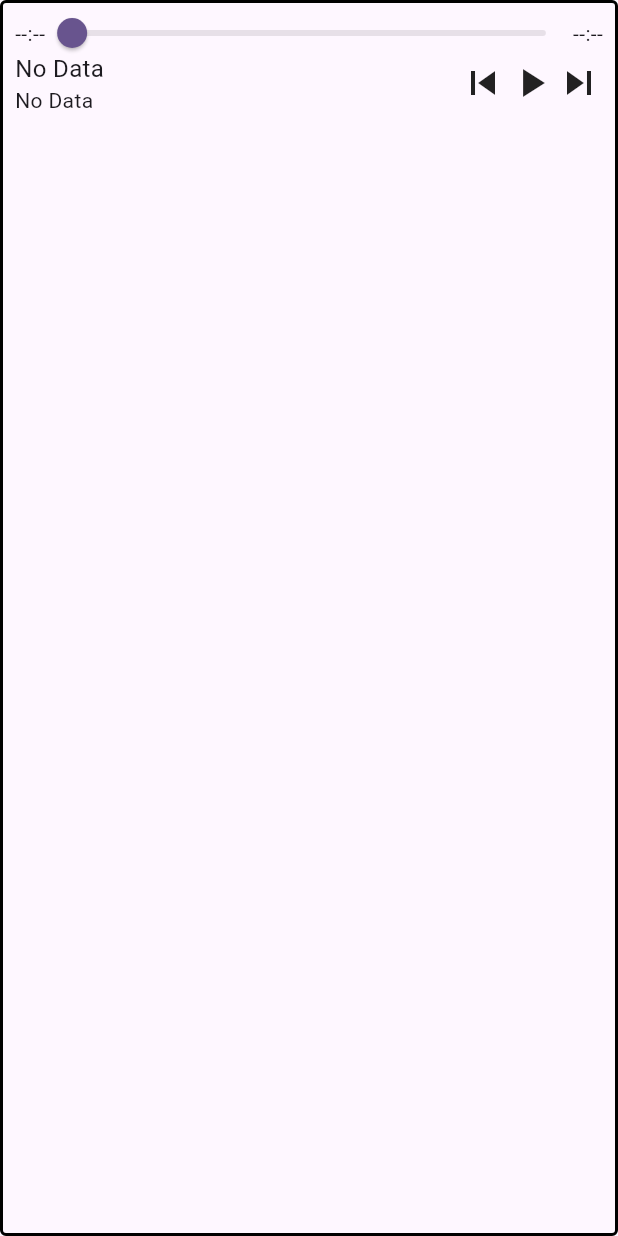
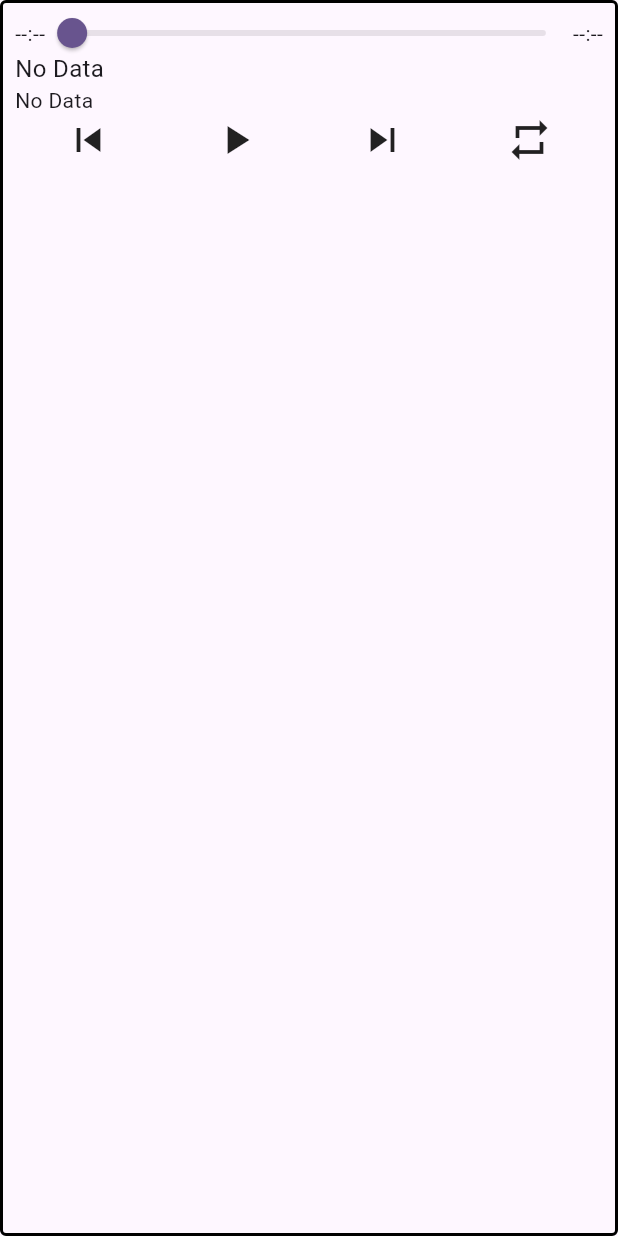
Before and after one commit to NDRAEY/OmniMusic, a Flutter app: the PlayerSummary widget shown alone on an empty page, opened directly with empty values, on a phone screen of 412 x 824 dp. Run offline on Flutter 3.47's test engine with Material 3 defaults, Android fonts, the phone set to English and light mode, and no system bars; our stand-ins replace audioplayers, permission_handler; missing offline and left inert: audio_metadata_reader, on_audio_query_forked, uri_to_file.

Commit message:
Finishing it

```diff
--- a/lib/playerState.dart
+++ b/lib/player_state.dart
@@ -1,10 +1,12 @@
 import 'package:audioplayers/audioplayers.dart';
-import 'package:omnimusic/trackInfo.dart';
+import 'package:omnimusic/repeat.dart';
+import 'package:omnimusic/track_info.dart';
 
 class OmniPlayerState {
   final AudioPlayer player;
+  RepeatMode repeat = RepeatMode.none;
 
-  TrackInfo? currentTrackInfo = null;
+  TrackInfo? currentTrackInfo;
 
   OmniPlayerState({
     required this.player
--- a/lib/playerSummary.dart
+++ b/lib/player_summary.dart
@@ -1,7 +1,7 @@
 import 'package:audioplayers/audioplayers.dart';
 import 'package:flutter/material.dart';
-import 'package:omnimusic/playerContext.dart';
-import 'package:omnimusic/playerState.dart';
+import 'package:omnimusic/player_context.dart';
+import 'package:omnimusic/repeat.dart';
 import 'package:omnimusic/tools.dart';
 
 class PlayerSummary extends StatefulWidget {
@@ -23,9 +23,11 @@ class _PlayerSummaryState extends State<PlayerSummary> {
 
     widget.context.state.player.onPositionChanged.listen((dur) {
       // Handle position updates
-      setState(() {
-        currentPosition = dur;
-      }); // Update UI if necessary
+      if (mounted) {
+        setState(() {
+          currentPosition = dur;
+        }); // Update UI if necessary
+      }
     });
   }
 
@@ -61,9 +63,23 @@ class _PlayerSummaryState extends State<PlayerSummary> {
       child: const Icon(Icons.skip_next, size: 32.0),
     );
 
+    var repeatButton = GestureDetector(
+      onTap: () {
+        setState(() {
+          widget.context.state.repeat = switchRepeatMode(
+            widget.context.state.repeat,
+          );
+        });
+      },
+      child: Icon(repeatModeToIcon(widget.context.state.repeat), size: 32.0),
+    );
+
     var progress = Slider(
       value: currentPosition?.inSeconds.toDouble() ?? 0.0,
-      max: widget.context.state.currentTrackInfo?.duration?.inSeconds.toDouble() ?? 0.0,
+      max:
+          widget.context.state.currentTrackInfo?.duration?.inSeconds
+              .toDouble() ??
+          0.0,
       onChanged: (val) {
         setState(() {
           currentPosition = Duration(milliseconds: (val * 1000).toInt());
@@ -84,9 +100,20 @@ class _PlayerSummaryState extends State<PlayerSummary> {
         Expanded(child: progress),
         Container(
           padding: const EdgeInsets.only(left: 16.0),
-          child: Text(durationToTime(widget.context.state.currentTrackInfo?.duration)),
+          child: Text(
+            durationToTime(widget.context.state.currentTrackInfo?.duration),
+          ),
         ),
       ],
+    );
+
+    var trackTitle = Text(
+      widget.context.state.currentTrackInfo?.title ?? "No Data",
+      style: TextStyle(fontSize: 16, overflow: TextOverflow.ellipsis),
+    );
+
+    var trackArtist = Text(
+      widget.context.state.currentTrackInfo?.artist ?? "No Data",
     );
 
     return GestureDetector(
@@ -99,7 +126,7 @@ class _PlayerSummaryState extends State<PlayerSummary> {
           border: Border.all(color: Colors.black, width: 2),
           borderRadius: BorderRadius.circular(4),
         ),
-        padding: EdgeInsets.all(8),
+        padding: const EdgeInsets.all(8),
         child: Column(
           children: [
             trackPosition,
@@ -109,22 +136,14 @@ class _PlayerSummaryState extends State<PlayerSummary> {
                 Expanded(
                   child: Column(
                     crossAxisAlignment: CrossAxisAlignment.start,
-                    children: [
-                      Text(
-                        widget.context.state.currentTrackInfo?.title ?? "No Data",
-                        style: TextStyle(
-                          fontSize: 16,
-                          overflow: TextOverflow.ellipsis,
-                        ),
-                      ),
-                      Text(widget.context.state.currentTrackInfo?.artist ?? "No Data"),
-                    ],
+                    children: [trackTitle, trackArtist],
                   ),
                 ),
-                prevButton,
-                playButton,
-                nextButton,
               ],
+            ),
+            Row(
+              mainAxisAlignment: MainAxisAlignment.spaceAround,
+              children: [prevButton, playButton, nextButton, repeatButton],
             ),
           ],
         ),
--- /dev/null
+++ b/lib/repeat.dart
@@ -0,0 +1,27 @@
+import 'package:flutter/material.dart';
+
+enum RepeatMode {
+  none,
+  all,
+  one,
+}
+
+RepeatMode switchRepeatMode(RepeatMode mode) {
+  if (mode == RepeatMode.all) {
+    return RepeatMode.one;
+  } else if (mode == RepeatMode.one) {
+    return RepeatMode.none;
+  } else {
+    return RepeatMode.all;
+  }
+}
+
+IconData repeatModeToIcon(RepeatMode mode) {
+  if (mode == RepeatMode.none) {
+    return Icons.repeat;
+  } else if (mode == RepeatMode.all) {
+    return Icons.repeat_on_outlined;
+  } else {
+    return Icons.repeat_one_on_outlined;
+  }
+}
--- a/lib/storage_helper.dart
+++ b/lib/storage_helper.dart
@@ -2,7 +2,7 @@ import 'dart:io';
 
 import 'package:flutter/foundation.dart';
 import 'package:omnimusic/filesystem.dart';
-import 'package:omnimusic/trackInfo.dart';
+import 'package:omnimusic/track_info.dart';
 import 'package:on_audio_query_forked/on_audio_query.dart';
 
 import 'dart:developer';
--- a/lib/trackEntry.dart
+++ b/lib/track_entry.dart
@@ -1,9 +1,9 @@
 import 'dart:io';
 
 import 'package:flutter/material.dart';
-import 'package:omnimusic/playerContext.dart';
+import 'package:omnimusic/player_context.dart';
 import 'package:omnimusic/tools.dart';
-import 'package:omnimusic/trackInfo.dart';
+import 'package:omnimusic/track_info.dart';
 import 'package:uri_to_file/uri_to_file.dart';
 
 class TrackEntry extends StatelessWidget {
--- a/lib/trackInfo.dart
+++ b/lib/track_info.dart
@@ -1,10 +1,7 @@
-import 'dart:developer';
 import 'dart:io';
 
 import 'package:audio_metadata_reader/audio_metadata_reader.dart';
-import 'package:flutter/foundation.dart';
 import 'package:on_audio_query_forked/on_audio_query.dart';
-import 'package:uri_to_file/uri_to_file.dart';
 
 class TrackInfo {
   String path;
@@ -12,8 +9,9 @@ class TrackInfo {
   String title;
   String artist;
   Duration? duration;
+  DateTime additionDate;
 
-  TrackInfo({required this.path, required this.title,  required this.artist, required this.duration});
+  TrackInfo({required this.path, required this.title,  required this.artist, required this.duration, required this.additionDate});
 
   static TrackInfo readFromFile(String path) {
     final track = File(path);
@@ -21,9 +19,10 @@ class TrackInfo {
 
     return TrackInfo(
       path: path,
-      title: metadata.title ?? path,
+      title: metadata.title ?? path.split("/").last,
       artist: metadata.artist ?? "Unknown artist",
-      duration: metadata.duration
+      duration: metadata.duration,
+      additionDate: track.lastModifiedSync()
     );
   }
 
@@ -34,7 +33,8 @@ class TrackInfo {
       path: uri,
       title: song.title,
       artist: song.artist!,
-      duration: Duration(milliseconds: song.duration!)
+      duration: Duration(milliseconds: song.duration!),
+      additionDate: DateTime.fromMillisecondsSinceEpoch((song.dateAdded! / 1000).toInt())
     );
   }
 }
```
Also changed, not shown: lib/main.dart (+149 -15 lines), lib/playerContext.dart (deleted, +0 -67 lines), lib/player_context.dart (added, +104 -0 lines), flutter_01.png (added).
